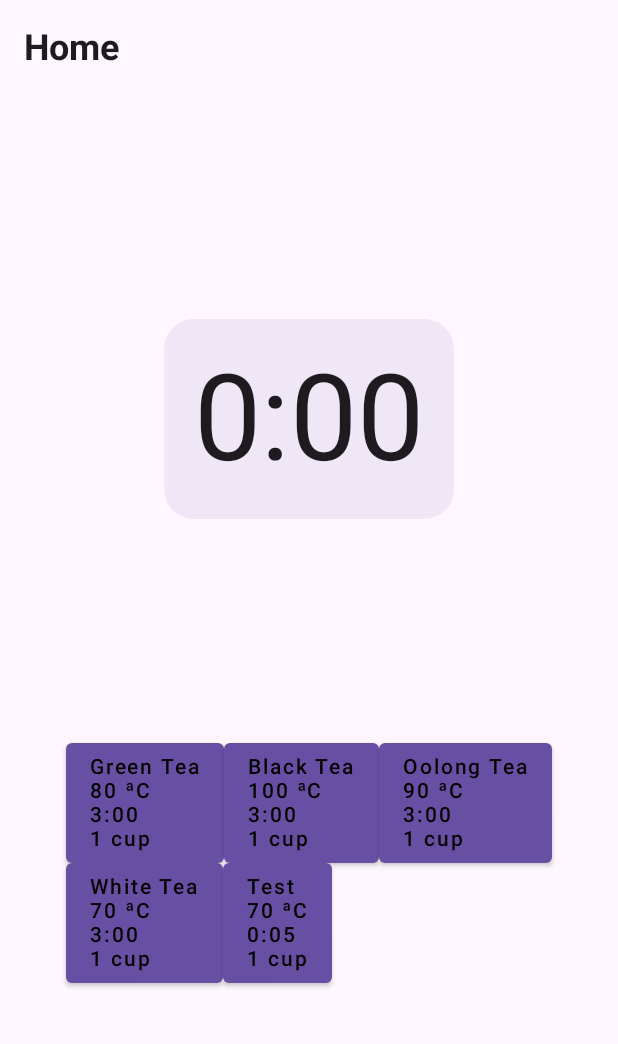
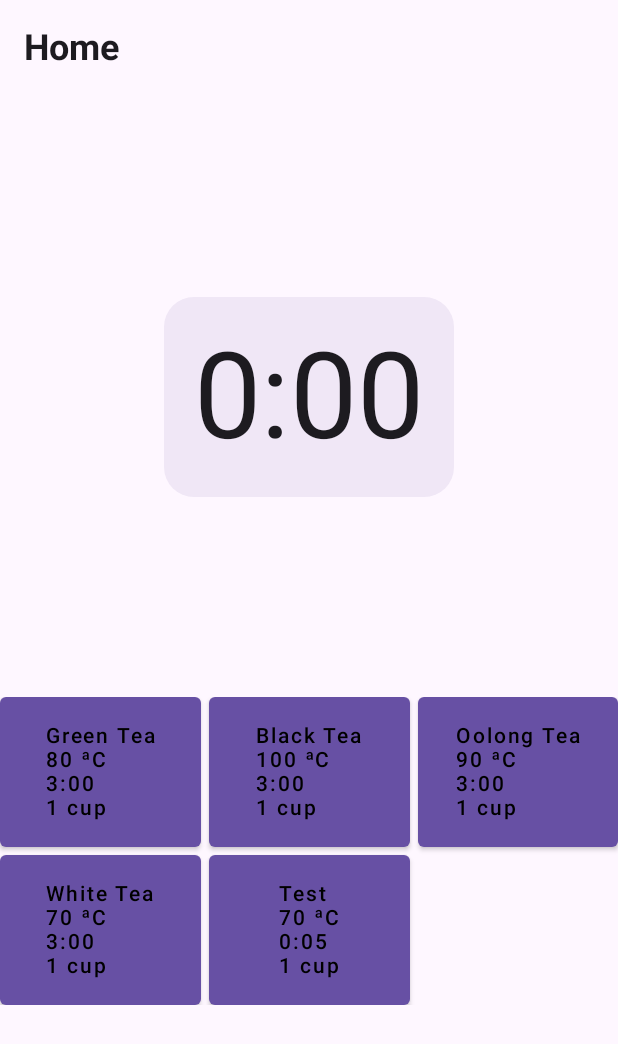
Before and after one commit to tekofx/teatime, an Android app built with Jetpack Compose: the composable HomeScreen shown on its own in the app's theme, on a phone screen of 412 x 824 dp. Shown: the top 1044 px of the screen. Run offline under Robolectric (Android 15) with nearby library versions, the light colour scheme and no system bars; our stand-ins replace Compose Multiplatform resources; libraries missing offline, so code that uses them is left out: com.kdroid.composenotification; 8 statements that could not run were skipped.

Commit message:
Changed flowrow for LazyVerticalGrid

```diff
--- a/composeApp/src/commonMain/kotlin/dev/tekofx/teatime/AppViewModel.kt
+++ b/composeApp/src/commonMain/kotlin/dev/tekofx/teatime/AppViewModel.kt
@@ -26,7 +26,6 @@ class AppViewModel() : ViewModel() {
             Tea(2, "Oolong Tea", 90, 3, 0, "1 cup"),
             Tea(3, "White Tea", 70, 3, 0, "1 cup"),
             Tea(4, "Test", 70, 0, 5, "1 cup"),
-
             )
     )
     val teas = _teas.asStateFlow()
@@ -39,7 +38,7 @@ class AppViewModel() : ViewModel() {
     }
 
     @OptIn(ExperimentalResourceApi::class, ExperimentalNotificationsApi::class)
-     fun startTimer(tea: Tea) {
+    fun startTimer(tea: Tea) {
         if (_activeTea.value?.id == tea.id) {
             timerJob?.cancel()
             _activeTea.value = null
--- a/composeApp/src/commonMain/kotlin/dev/tekofx/teatime/components/TeaButton.kt
+++ b/composeApp/src/commonMain/kotlin/dev/tekofx/teatime/components/TeaButton.kt
@@ -1,11 +1,14 @@
 package dev.tekofx.teatime.components
 
 import androidx.compose.foundation.layout.Column
+import androidx.compose.foundation.layout.size
 import androidx.compose.material.Button
 import androidx.compose.material.ButtonDefaults
 import androidx.compose.material.Text
 import androidx.compose.material3.MaterialTheme
 import androidx.compose.runtime.Composable
+import androidx.compose.ui.Modifier
+import androidx.compose.ui.unit.dp
 import com.kdroid.composenotification.builder.ExperimentalNotificationsApi
 import dev.tekofx.teatime.model.Tea
 import org.jetbrains.compose.resources.ExperimentalResourceApi
@@ -18,9 +21,8 @@ fun TeaButton(
     activeTea: Tea?,
     onClick: (Tea)->Unit,
 ) {
-
-
     Button(
+        modifier = Modifier.size(100.dp),
         onClick = {
             onClick(tea)
         },
--- a/composeApp/src/commonMain/kotlin/dev/tekofx/teatime/screens/HomeScreen.kt
+++ b/composeApp/src/commonMain/kotlin/dev/tekofx/teatime/screens/HomeScreen.kt
@@ -4,11 +4,16 @@ import androidx.compose.foundation.layout.Arrangement
 import androidx.compose.foundation.layout.Column
 import androidx.compose.foundation.layout.ExperimentalLayoutApi
 import androidx.compose.foundation.layout.FlowRow
+import androidx.compose.foundation.layout.FlowRowOverflow
 import androidx.compose.foundation.layout.PaddingValues
 import androidx.compose.foundation.layout.Spacer
 import androidx.compose.foundation.layout.fillMaxSize
 import androidx.compose.foundation.layout.height
 import androidx.compose.foundation.layout.padding
+import androidx.compose.foundation.lazy.LazyColumn
+import androidx.compose.foundation.lazy.grid.GridCells
+import androidx.compose.foundation.lazy.grid.LazyVerticalGrid
+import androidx.compose.foundation.lazy.grid.items
 import androidx.compose.material3.TopAppBar
 import androidx.compose.material3.ExperimentalMaterial3Api
 import androidx.compose.material3.MaterialTheme
@@ -23,6 +28,7 @@ import androidx.compose.ui.Alignment
 import androidx.compose.ui.Modifier
 import androidx.compose.ui.text.font.FontWeight
 import androidx.compose.ui.unit.dp
+import androidx.compose.ui.unit.min
 import androidx.navigation.NavController
 import com.kdroid.composenotification.builder.getNotificationProvider
 import dev.tekofx.teatime.AppViewModel
@@ -79,10 +85,12 @@ fun HomeScreen(
                 }
             )
         }
-
-
-        FlowRow {
-            teas.forEach { tea ->
+        LazyVerticalGrid(
+            columns = GridCells.Adaptive(minSize = 100.dp),
+            verticalArrangement = Arrangement.spacedBy(5.dp),
+            horizontalArrangement = Arrangement.spacedBy(5.dp)
+        ) {
+            items(teas){tea->
                 TeaButton(
                     tea = tea,
                     activeTea = activeTea,
@@ -90,8 +98,6 @@ fun HomeScreen(
                 )
             }
         }
-
         Spacer(modifier = Modifier.height(20.dp))
     }
-
 }
```
